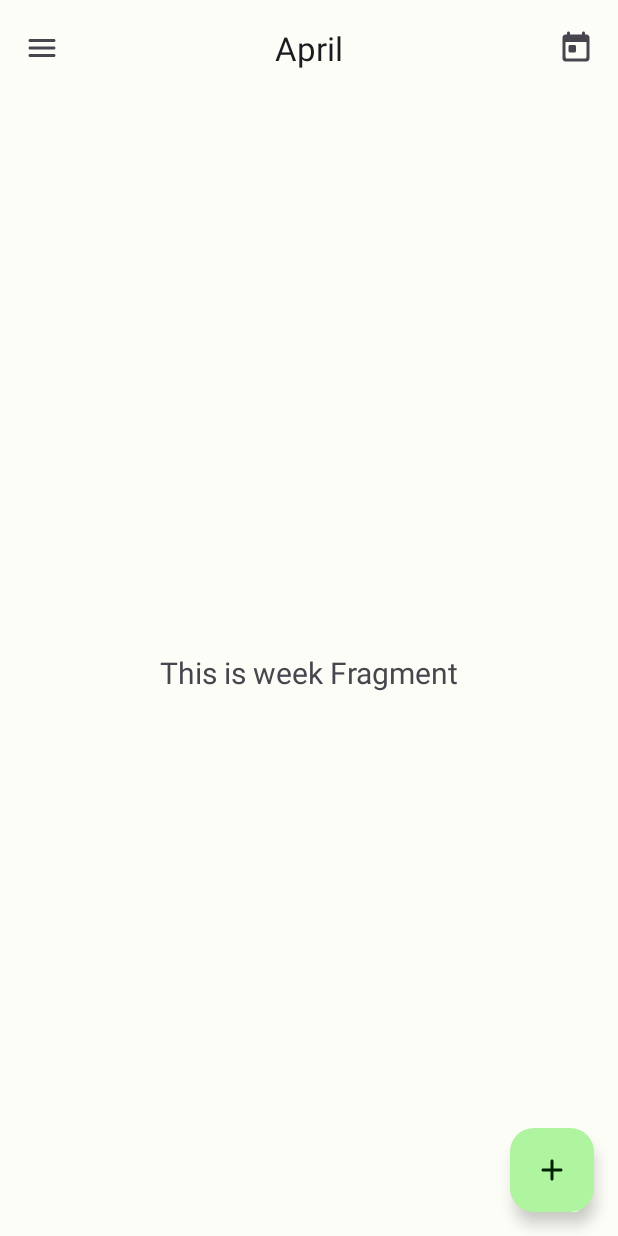
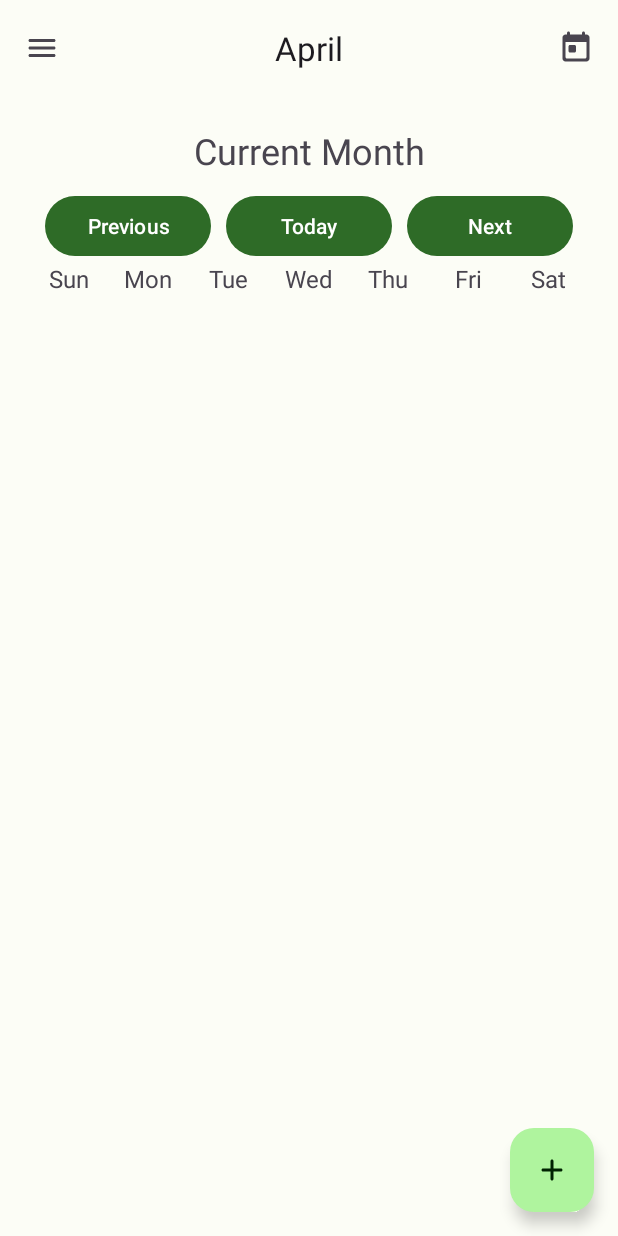
Before and after one commit to Monforton/Project-Inlook, an Android app: the WeekFragment screen opened through its navigation route, on a phone screen of 412 x 824 dp. Run offline under Robolectric (Android 15) with nearby library versions, the phone set to English and light mode, and no system bars; our stand-ins replace navigation-ui.

Commit message:
"week screen layout"

```diff
--- a/app/src/main/java/uab/cs422/projectinlook/ui/week/WeekFragment.kt
+++ b/app/src/main/java/uab/cs422/projectinlook/ui/week/WeekFragment.kt
@@ -28,10 +28,10 @@ class WeekFragment : Fragment() {
         _binding = FragmentWeekBinding.inflate(inflater, container, false)
         val root: View = binding.root
 
-        val textView: TextView = binding.textWeek
-        weekViewModel.text.observe(viewLifecycleOwner) {
-            textView.text = it
-        }
+        //val textView: TextView = binding.weekView
+        //weekViewModel.text.observe(viewLifecycleOwner) {
+        //    textView.text = it
+        //}
         return root
     }
 
--- a/app/src/main/res/layout/fragment_week.xml
+++ b/app/src/main/res/layout/fragment_week.xml
@@ -6,17 +6,120 @@
     android:layout_height="match_parent"
     tools:context=".ui.week.WeekFragment">
 
-    <TextView
-        android:id="@+id/text_week"
+    <LinearLayout
+        android:id="@+id/week_view"
         android:layout_width="match_parent"
-        android:layout_height="wrap_content"
-        android:layout_marginStart="8dp"
-        android:layout_marginTop="8dp"
-        android:layout_marginEnd="8dp"
-        android:textAlignment="center"
-        android:textSize="20sp"
-        app:layout_constraintBottom_toBottomOf="parent"
-        app:layout_constraintEnd_toEndOf="parent"
-        app:layout_constraintStart_toStartOf="parent"
-        app:layout_constraintTop_toTopOf="parent" />
+        android:layout_height="match_parent"
+        android:orientation="vertical"
+        android:padding="20dp"
+        app:layout_constraintTop_toTopOf="parent">
+
+        <TextView
+            android:layout_width="match_parent"
+            android:layout_height="wrap_content"
+            android:text="Current Month"
+            android:textSize="24sp"
+            android:gravity="center"
+            android:layout_marginBottom="10dp"/>
+
+        <LinearLayout
+            android:layout_width="match_parent"
+            android:layout_height="wrap_content">
+
+            <Button
+                android:layout_width="0dp"
+                android:layout_height="wrap_content"
+                android:layout_weight="1"
+                android:text="Previous"
+                android:onClick="showPreviousWeek"
+                android:layout_marginHorizontal="10dp"/>
+
+            <Button
+                android:layout_width="0dp"
+                android:layout_height="wrap_content"
+                android:layout_weight="1"
+                android:text="Today"
+                android:onClick="showToday"/>
+
+            <Button
+                android:layout_width="0dp"
+                android:layout_height="wrap_content"
+                android:layout_weight="1"
+                android:text="Next"
+                android:onClick="showNextWeek"
+                android:layout_marginHorizontal="10dp"/>
+        </LinearLayout>
+
+        <LinearLayout
+            android:layout_width="match_parent"
+            android:layout_height="wrap_content"
+            android:orientation="horizontal">
+
+            <TextView
+                android:layout_width="0dp"
+                android:layout_height="wrap_content"
+                android:layout_weight="1"
+                android:text="Sun"
+                android:textAlignment="center"
+                android:textSize="16sp"/>
+
+            <TextView
+                android:layout_width="0dp"
+                android:layout_height="wrap_content"
+                android:layout_weight="1"
+                android:text="Mon"
+                android:textAlignment="center"
+                android:textSize="16sp"/>
+
+            <TextView
+                android:layout_width="0dp"
+                android:layout_height="wrap_content"
+                android:layout_weight="1"
+                android:text="Tue"
+                android:textAlignment="center"
+                android:textSize="16sp"/>
+
+            <TextView
+                android:layout_width="0dp"
+                android:layout_height="wrap_content"
+                android:layout_weight="1"
+                android:text="Wed"
+                android:textAlignment="center"
+                android:textSize="16sp"/>
+
+            <TextView
+                android:layout_width="0dp"
+                android:layout_height="wrap_content"
+                android:layout_weight="1"
+                android:text="Thu"
+                android:textAlignment="center"
+                android:textSize="16sp"/>
+
+            <TextView
+                android:layout_width="0dp"
+                android:layout_height="wrap_content"
+                android:layout_weight="1"
+                android:text="Fri"
+                android:textAlignment="center"
+                android:textSize="16sp"/>
+
+            <TextView
+                android:layout_width="0dp"
+                android:layout_height="wrap_content"
+                android:layout_weight="1"
+                android:text="Sat"
+                android:textAlignment="center"
+                android:textSize="16sp"/>
+        </LinearLayout>
+
+    </LinearLayout>
+
+    <androidx.recyclerview.widget.RecyclerView
+        android:id="@+id/weekly_recycler"
+        android:layout_width="match_parent"
+        android:layout_height="0dp"
+        app:layoutManager="androidx.recyclerview.widget.LinearLayoutManager"
+        app:layout_constraintTop_toBottomOf="@+id/week_view"
+        app:layout_constraintBottom_toBottomOf="parent"/>
+
 </androidx.constraintlayout.widget.ConstraintLayout>
```
